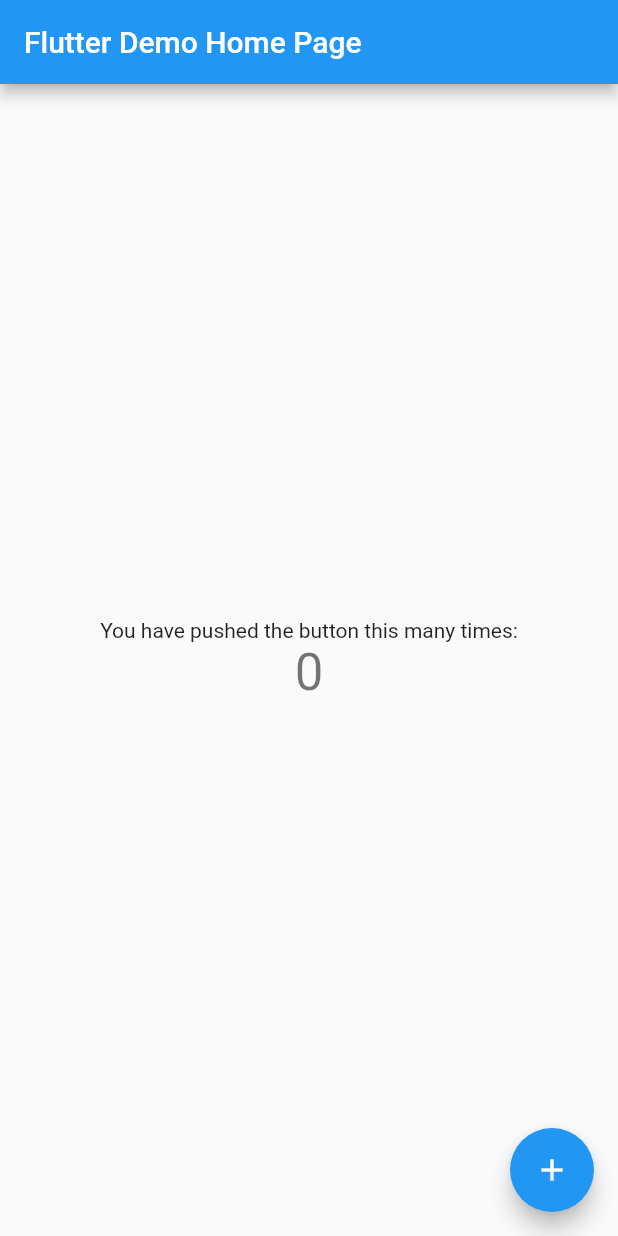
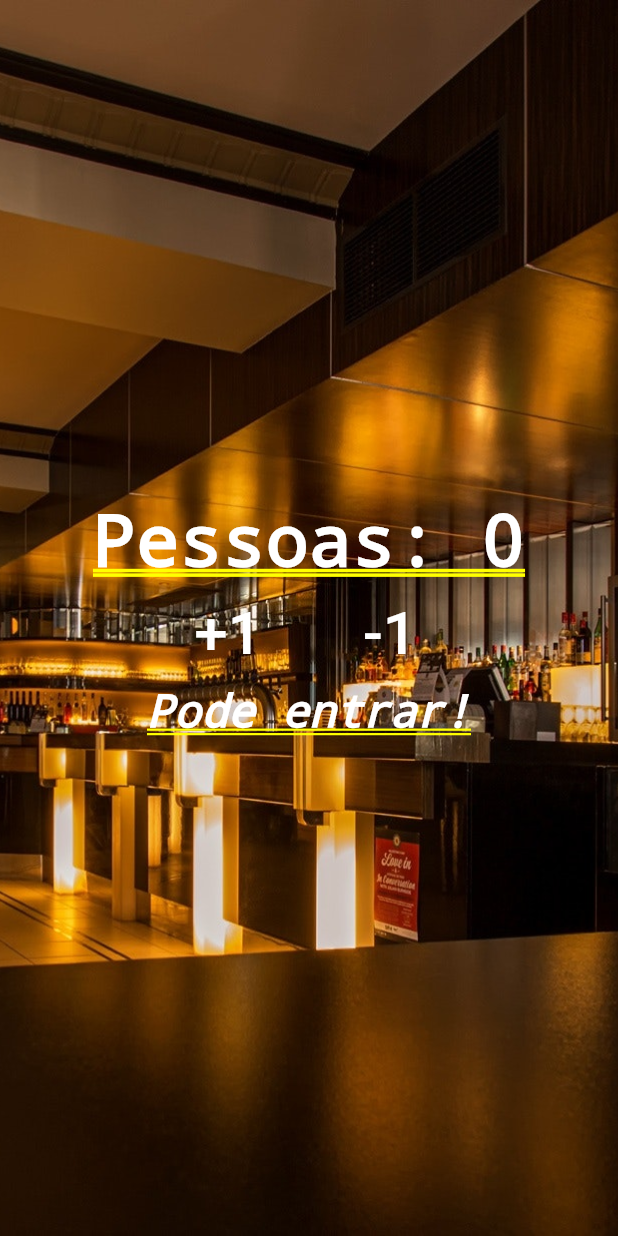
Before and after one commit to luizpaulolppa/simple-flutter-apps, a Flutter app: the screen it shows after launch, on a phone screen of 412 x 824 dp. Run offline on Flutter 3.47's test engine with Material 2 defaults, Android fonts, the phone set to English and light mode, and no system bars.

Commit message:
criando nova tela de contador de pessoas

```diff
--- a/contador_de_pessoas/lib/main.dart
+++ b/contador_de_pessoas/lib/main.dart
@@ -1,115 +1,55 @@
 import 'package:flutter/material.dart';
 
 void main() {
-  runApp(const MyApp());
-}
-
-class MyApp extends StatelessWidget {
-  const MyApp({Key? key}) : super(key: key);
-
-  // This widget is the root of your application.
-  @override
-  Widget build(BuildContext context) {
-    return MaterialApp(
-      title: 'Flutter Demo',
-      theme: ThemeData(
-        // This is the theme of your application.
-        //
-        // Try running your application with "flutter run". You'll see the
-        // application has a blue toolbar. Then, without quitting the app, try
-        // changing the primarySwatch below to Colors.green and then invoke
-        // "hot reload" (press "r" in the console where you ran "flutter run",
-        // or simply save your changes to "hot reload" in a Flutter IDE).
-        // Notice that the counter didn't reset back to zero; the application
-        // is not restarted.
-        primarySwatch: Colors.blue,
+  runApp(MaterialApp(
+      title: "Contador de Pessoas",
+      home: Stack(
+        children: <Widget>[
+          Image.asset(
+            "images/restaurant.jpg",
+            fit: BoxFit.cover,
+            height: 1000.0,
           ),
-      home: const MyHomePage(title: 'Flutter Demo Home Page'),
-    );
-  }
-}
-
-class MyHomePage extends StatefulWidget {
-  const MyHomePage({Key? key, required this.title}) : super(key: key);
-
-  // This widget is the home page of your application. It is stateful, meaning
-  // that it has a State object (defined below) that contains fields that affect
-  // how it looks.
-
-  // This class is the configuration for the state. It holds the values (in this
-  // case the title) provided by the parent (in this case the App widget) and
-  // used by the build method of the State. Fields in a Widget subclass are
-  // always marked "final".
-
-  final String title;
-
-  @override
-  State<MyHomePage> createState() => _MyHomePageState();
-}
-
-class _MyHomePageState extends State<MyHomePage> {
-  int _counter = 0;
-
-  void _incrementCounter() {
-    setState(() {
-      // This call to setState tells the Flutter framework that something has
-      // changed in this State, which causes it to rerun the build method below
-      // so that the display can reflect the updated values. If we changed
-      // _counter without calling setState(), then the build method would not be
-      // called again, and so nothing would appear to happen.
-      _counter++;
-    });
-  }
-
-  @override
-  Widget build(BuildContext context) {
-    // This method is rerun every time setState is called, for instance as done
-    // by the _incrementCounter method above.
-    //
-    // The Flutter framework has been optimized to make rerunning build methods
-    // fast, so that you can just rebuild anything that needs updating rather
-    // than having to individually change instances of widgets.
-    return Scaffold(
-      appBar: AppBar(
-        // Here we take the value from the MyHomePage object that was created by
-        // the App.build method, and use it to set our appbar title.
-        title: Text(widget.title),
-      ),
-      body: Center(
-        // Center is a layout widget. It takes a single child and positions it
-        // in the middle of the parent.
-        child: Column(
-          // Column is also a layout widget. It takes a list of children and
-          // arranges them vertically. By default, it sizes itself to fit its
-          // children horizontally, and tries to be as tall as its parent.
-          //
-          // Invoke "debug painting" (press "p" in the console, choose the
-          // "Toggle Debug Paint" action from the Flutter Inspector in Android
-          // Studio, or the "Toggle Debug Paint" command in Visual Studio Code)
-          // to see the wireframe for each widget.
-          //
-          // Column has various properties to control how it sizes itself and
-          // how it positions its children. Here we use mainAxisAlignment to
-          // center the children vertically; the main axis here is the vertical
-          // axis because Columns are vertical (the cross axis would be
-          // horizontal).
+          Column(
             mainAxisAlignment: MainAxisAlignment.center,
             children: <Widget>[
-            const Text(
-              'You have pushed the button this many times:',
+              Text(
+                "Pessoas: 0",
+                style:
+                    TextStyle(color: Colors.white, fontWeight: FontWeight.bold),
+              ),
+              Row(
+                mainAxisAlignment: MainAxisAlignment.center,
+                children: <Widget>[
+                  Padding(
+                    padding: EdgeInsets.all(10.00),
+                    child: FlatButton(
+                        onPressed: () {},
+                        child: Text(
+                          "+1",
+                          style: TextStyle(fontSize: 40.0, color: Colors.white),
+                        )),
+                  ),
+                  Padding(
+                    padding: EdgeInsets.all(10.00),
+                    child: FlatButton(
+                        onPressed: () {},
+                        child: Text(
+                          "-1",
+                          style: TextStyle(fontSize: 40.0, color: Colors.white),
+                        )),
+                  )
+                ],
               ),
               Text(
-              '$_counter',
-              style: Theme.of(context).textTheme.headline4,
-            ),
+                "Pode entrar!",
+                style: TextStyle(
+                    color: Colors.white,
+                    fontStyle: FontStyle.italic,
+                    fontSize: 30.0),
+              )
             ],
-        ),
-      ),
-      floatingActionButton: FloatingActionButton(
-        onPressed: _incrementCounter,
-        tooltip: 'Increment',
-        child: const Icon(Icons.add),
-      ), // This trailing comma makes auto-formatting nicer for build methods.
-    );
+          )
+        ],
+      )));
 }
-}
--- a/contador_de_pessoas/pubspec.yaml
+++ b/contador_de_pessoas/pubspec.yaml
@@ -62,6 +62,9 @@ flutter:
   #   - images/a_dot_burr.jpeg
   #   - images/a_dot_ham.jpeg
 
+  assets:
+    - images/restaurant.jpg
+
   # An image asset can refer to one or more resolution-specific "variants", see
   # https://flutter.dev/assets-and-images/#resolution-aware.
 
```
Also changed, not shown: contador_de_pessoas/images/restaurant.jpg (added), 1 other file. Lines whose indentation alone changed are shown as unchanged.
